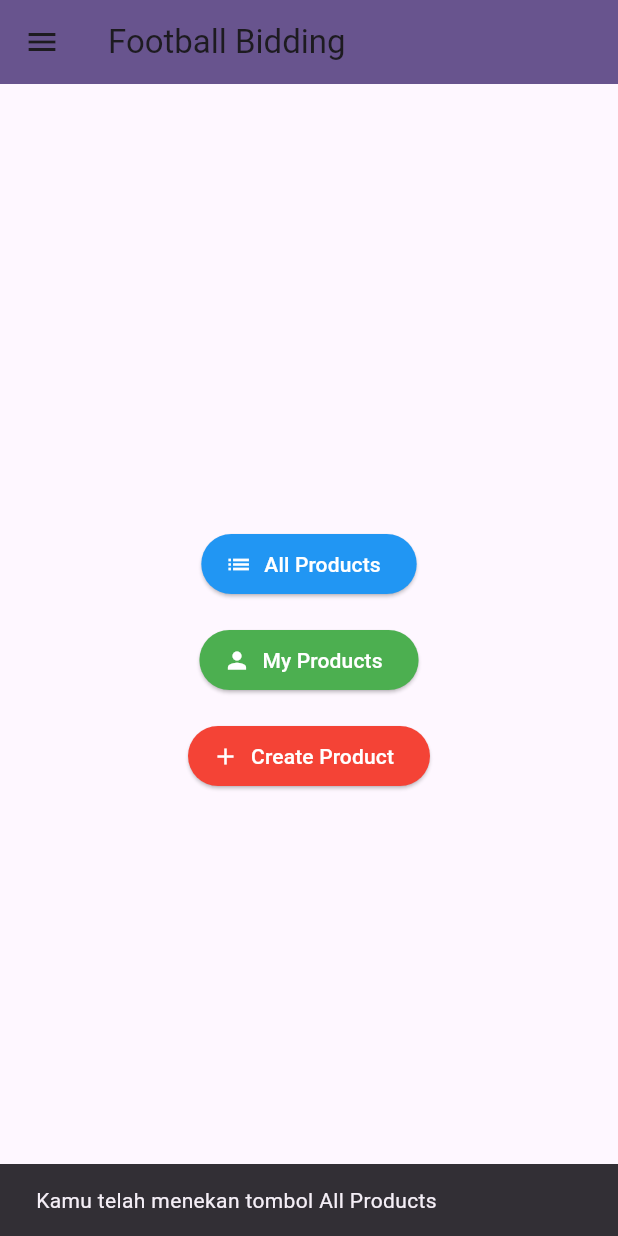
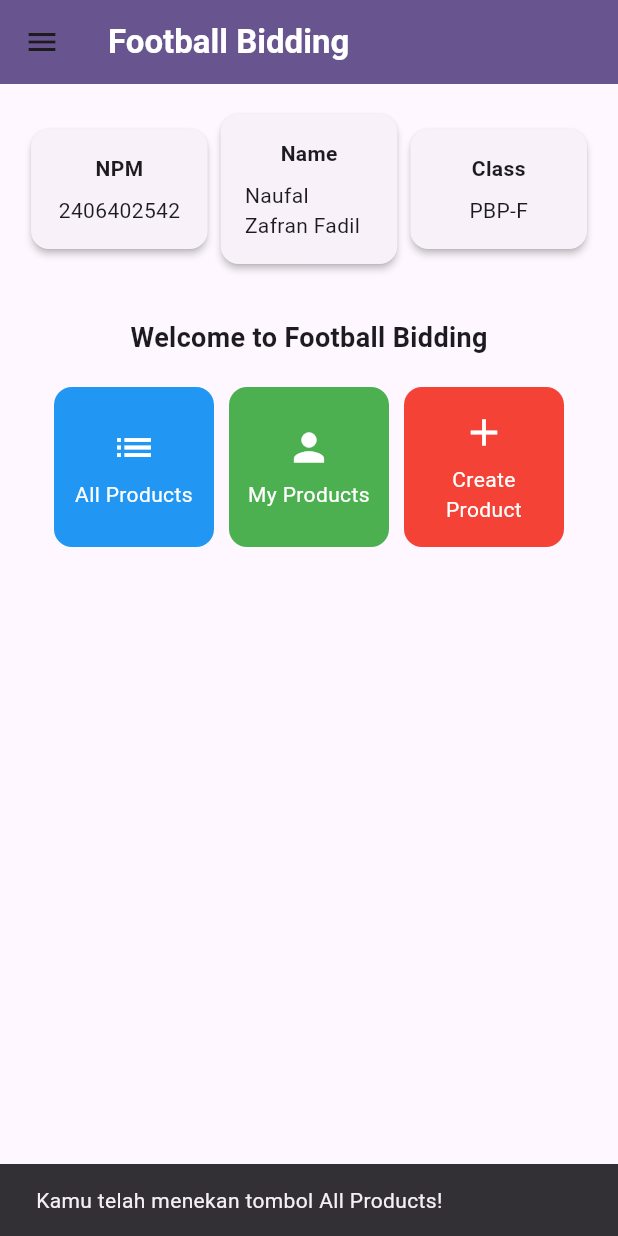
Before and after one commit to nzafranf/football-bidding-flutter, a Flutter app: the screen it shows after launch, after a tap on "All Products", on a phone screen of 412 x 824 dp. Run offline on Flutter 3.47's test engine with Material 3 defaults, Android fonts, the phone set to English and light mode, and no system bars.

Commit message:
tugas 8 done

```diff
--- a/lib/main.dart
+++ b/lib/main.dart
@@ -16,7 +16,7 @@
         colorScheme: ColorScheme.fromSeed(seedColor: Colors.deepPurple),
         useMaterial3: true,
       ),
-      home: const MyHomePage(),
+      home: MyHomePage(),
     );
   }
 }
--- a/lib/screens/product_form.dart
+++ b/lib/screens/product_form.dart
@@ -7,19 +7,30 @@
   State<ProductFormPage> createState() => _ProductFormPageState();
 }
 
-class MyHomePage extends StatefulWidget {
-  const MyHomePage({super.key});
+class MyHomePage extends StatelessWidget {
+  MyHomePage({super.key});
 
-  @override
-  State<MyHomePage> createState() => _MyHomePageState();
-}
+  final String nama = "Naufal Zafran Fadil";
+  final String npm = "2406402542";
+  final String kelas = "PBP-F";
 
-class _MyHomePageState extends State<MyHomePage> {
+  final List<ItemHomepage> items = [
+    ItemHomepage("All Products", Icons.list, Colors.blue),
+    ItemHomepage("My Products", Icons.person, Colors.green),
+    ItemHomepage("Create Product", Icons.add, Colors.red),
+  ];
+
   @override
   Widget build(BuildContext context) {
     return Scaffold(
       appBar: AppBar(
-        title: const Text('Football Bidding'),
+        title: const Text(
+          'Football Bidding',
+          style: TextStyle(
+            color: Colors.white,
+            fontWeight: FontWeight.bold,
+          ),
+        ),
         backgroundColor: Theme.of(context).colorScheme.primary,
       ),
       drawer: Drawer(
@@ -58,53 +69,163 @@
           ],
         ),
       ),
-      body: Center(
+      body: Padding(
+        padding: const EdgeInsets.all(16.0),
         child: Column(
-          mainAxisAlignment: MainAxisAlignment.center,
-          children: <Widget>[
-            ElevatedButton.icon(
-              onPressed: () {
-                ScaffoldMessenger.of(context).showSnackBar(
-                  const SnackBar(content: Text('Kamu telah menekan tombol All Products')),
-                );
-              },
-              icon: const Icon(Icons.list),
-              label: const Text('All Products'),
-              style: ElevatedButton.styleFrom(
-                backgroundColor: Colors.blue,
-                foregroundColor: Colors.white,
-              ),
+          crossAxisAlignment: CrossAxisAlignment.center,
+          children: [
+            // Row untuk menampilkan 3 InfoCard secara horizontal.
+            Row(
+              mainAxisAlignment: MainAxisAlignment.spaceEvenly,
+              children: [
+                InfoCard(title: 'NPM', content: npm),
+                InfoCard(title: 'Name', content: nama),
+                InfoCard(title: 'Class', content: kelas),
+              ],
             ),
-            const SizedBox(height: 16),
-            ElevatedButton.icon(
-              onPressed: () {
-                ScaffoldMessenger.of(context).showSnackBar(
-                  const SnackBar(content: Text('Kamu telah menekan tombol My Products')),
-                );
-              },
-              icon: const Icon(Icons.person),
-              label: const Text('My Products'),
-              style: ElevatedButton.styleFrom(
-                backgroundColor: Colors.green,
-                foregroundColor: Colors.white,
-              ),
-            ),
-            const SizedBox(height: 16),
-            ElevatedButton.icon(
-              onPressed: () {
-                Navigator.push(
-                  context,
-                  MaterialPageRoute(builder: (context) => const ProductFormPage()),
-                );
-              },
-              icon: const Icon(Icons.add),
-              label: const Text('Create Product'),
-              style: ElevatedButton.styleFrom(
-                backgroundColor: Colors.red,
-                foregroundColor: Colors.white,
+
+            // Memberikan jarak vertikal 16 unit.
+            const SizedBox(height: 16.0),
+
+            // Menempatkan widget berikutnya di tengah halaman.
+            Center(
+              child: Column(
+                children: [
+                  // Menampilkan teks sambutan dengan gaya tebal dan ukuran 18.
+                  const Padding(
+                    padding: EdgeInsets.only(top: 16.0),
+                    child: Text(
+                      'Welcome to Football Bidding',
+                      style: TextStyle(
+                        fontWeight: FontWeight.bold,
+                        fontSize: 18.0,
+                      ),
+                    ),
+                  ),
+
+                  // Grid untuk menampilkan ItemCard dalam bentuk grid 3 kolom.
+                  GridView.count(
+                    primary: true,
+                    padding: const EdgeInsets.all(20),
+                    crossAxisSpacing: 10,
+                    mainAxisSpacing: 10,
+                    crossAxisCount: 3,
+                    // Agar grid menyesuaikan tinggi kontennya.
+                    shrinkWrap: true,
+
+                    // Menampilkan ItemCard untuk setiap item dalam list items.
+                    children: items.map((ItemHomepage item) {
+                      return ItemCard(item);
+                    }).toList(),
+                  ),
+                ],
               ),
             ),
           ],
+        ),
+      ),
+    );
+  }
+}
+
+class InfoCard extends StatelessWidget {
+  // Kartu informasi yang menampilkan title dan content.
+
+  final String title;  // Judul kartu.
+  final String content;  // Isi kartu.
+
+  const InfoCard({super.key, required this.title, required this.content});
+
+  @override
+  Widget build(BuildContext context) {
+    return Card(
+      // Membuat kotak kartu dengan bayangan dibawahnya.
+      elevation: 2.0,
+      child: Container(
+        // Mengatur ukuran dan jarak di dalam kartu.
+        width: MediaQuery.of(context).size.width / 3.5, // menyesuaikan dengan lebar device yang digunakan.
+        padding: const EdgeInsets.all(16.0),
+        // Menyusun title dan content secara vertikal.
+        child: Column(
+          children: [
+            Text(
+              title,
+              style: const TextStyle(fontWeight: FontWeight.bold),
+            ),
+            const SizedBox(height: 8.0),
+            Text(content),
+          ],
+        ),
+      ),
+    );
+  }
+}
+
+class ItemHomepage {
+  final String name;
+  final IconData icon;
+  final Color color;
+
+  ItemHomepage(this.name, this.icon, this.color);
+}
+
+class ItemCard extends StatelessWidget {
+  // Menampilkan kartu dengan ikon dan nama.
+
+  final ItemHomepage item;
+
+  const ItemCard(this.item, {super.key});
+
+  @override
+  Widget build(BuildContext context) {
+    return Material(
+      // Menentukan warna latar belakang dari tema aplikasi.
+      color: item.color,
+      // Membuat sudut kartu melengkung.
+      borderRadius: BorderRadius.circular(12),
+
+      child: InkWell(
+        // Aksi ketika kartu ditekan.
+        onTap: () {
+          // Menampilkan pesan SnackBar saat kartu ditekan.
+          ScaffoldMessenger.of(context)
+            ..hideCurrentSnackBar()
+            ..showSnackBar(
+              SnackBar(content: Text("Kamu telah menekan tombol ${item.name}!"))
+            );
+
+          // Navigate ke route yang sesuai (tergantung jenis tombol)
+          if (item.name == "Create Product") {
+            Navigator.push(
+              context,
+              MaterialPageRoute(
+                builder: (context) => const ProductFormPage(),
+              ),
+            );
+          }
+        },
+        // Container untuk menyimpan Icon dan Text
+        child: Container(
+          padding: const EdgeInsets.all(8),
+          child: Center(
+            child: Column(
+              // Menyusun ikon dan teks di tengah kartu.
+              mainAxisAlignment: MainAxisAlignment.center,
+              children: [
+                Icon(
+                  item.icon,
+                  color: Colors.white,
+                  size: 30.0,
+                ),
+                const Padding(padding: EdgeInsets.all(3)),
+                Text(
+                  item.name,
+                  textAlign: TextAlign.center,
+                  style: const TextStyle(color: Colors.white),
+                ),
+              ],
+            ),
+          ),
         ),
       ),
     );
@@ -149,7 +270,7 @@
               onTap: () {
                 Navigator.pushReplacement(
                   context,
-                  MaterialPageRoute(builder: (context) => const MyHomePage()),
+                  MaterialPageRoute(builder: (context) => MyHomePage()),
                 );
               },
             ),
```
